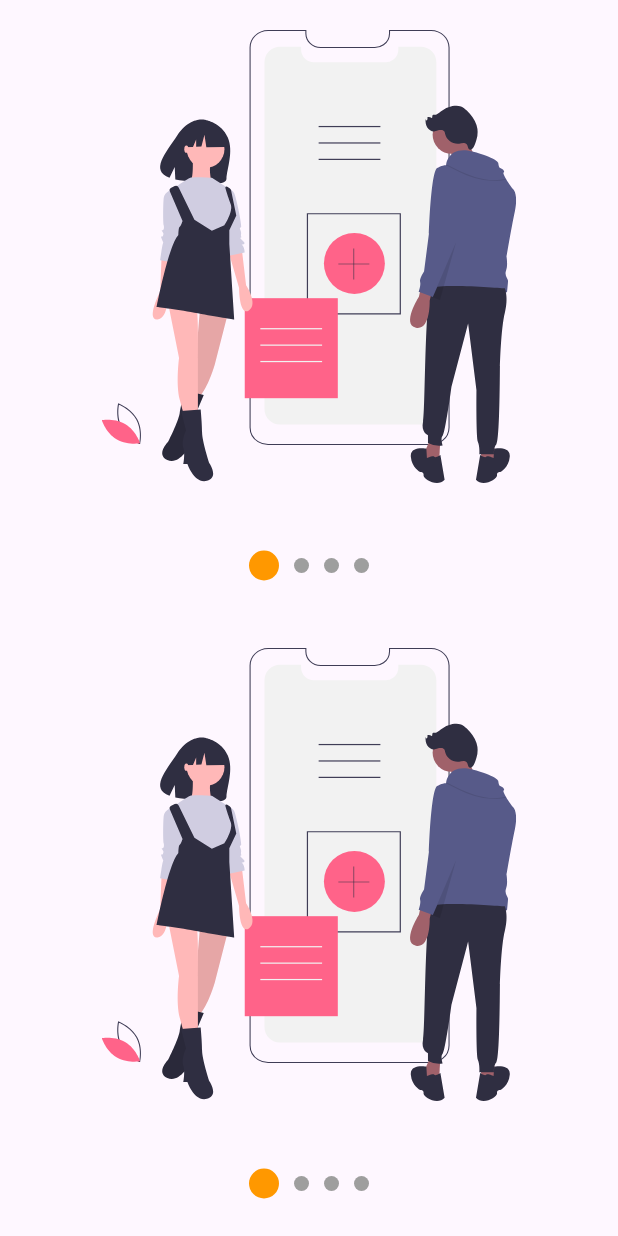
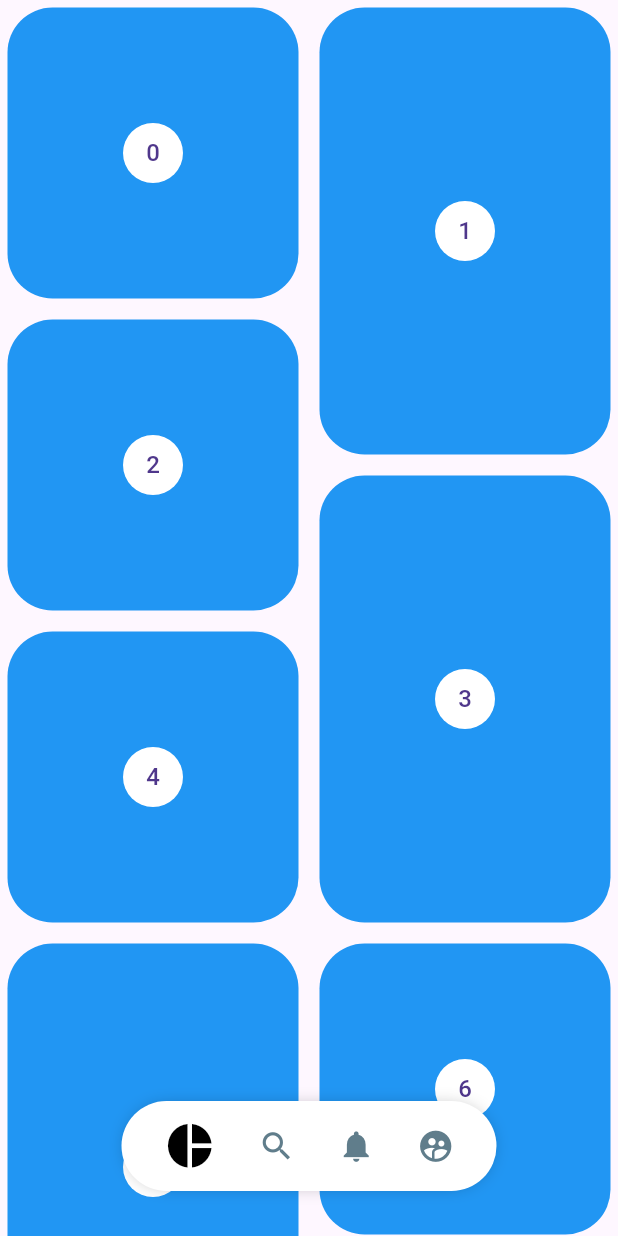
Before and after one commit to Sermio/disenos_app, a Flutter app: the screen it shows after launch, on a phone screen of 412 x 824 dp. Run offline on Flutter 3.47's test engine with Material 3 defaults, Android fonts, the phone set to English and light mode, and no system bars; our stand-ins replace flutter_svg.

Commit message:
section6

```diff
--- a/lib/main.dart
+++ b/lib/main.dart
@@ -1,3 +1,4 @@
+import 'package:disenos_app/src/pages/pinteres_page.dart';
 import 'package:disenos_app/src/pages/slideshow_page.dart';
 import 'package:flutter/material.dart';
 
@@ -13,7 +14,7 @@ class MyApp extends StatelessWidget {
   Widget build(BuildContext context) {
     return const MaterialApp(
       title: 'Diseños App',
-      home: SlideshowPage(),
+      home: PinteresPage(),
     );
   }
 }
--- /dev/null
+++ b/lib/src/pages/pinteres_page.dart
@@ -0,0 +1,154 @@
+import 'package:disenos_app/src/widgets/pinterest_menu.dart';
+import 'package:flutter/material.dart';
+import 'package:flutter_staggered_grid_view/flutter_staggered_grid_view.dart';
+import 'package:provider/provider.dart';
+
+class PinteresPage extends StatelessWidget {
+  const PinteresPage({super.key});
+
+  @override
+  Widget build(BuildContext context) {
+    return ChangeNotifierProvider(
+      create: (_) => new _MenuModel(),
+      child: Scaffold(
+        body: Stack(
+          children: [
+            PinterestGrid(),
+            _PinterestMenuLocation(),
+          ],
+        ),
+        // body: PinterestMenu(),
+        // body: Center(
+        //   child: PinterestGrid(),
+        // ),
+      ),
+    );
+  }
+}
+
+class _PinterestMenuLocation extends StatelessWidget {
+  @override
+  Widget build(BuildContext context) {
+    final widthPantalla = MediaQuery.of(context).size.width;
+
+    final mostrar = Provider.of<_MenuModel>(context).mostrar;
+
+    return Positioned(
+        bottom: 30,
+        child: Container(
+          width: widthPantalla,
+          child: Align(
+            child: PinterestMenu(
+              mostrar: mostrar,
+              items: [
+                PinterestButton(
+                    icon: Icons.pie_chart,
+                    onPressed: () {
+                      print('iconPie');
+                    }),
+                PinterestButton(
+                    icon: Icons.search,
+                    onPressed: () {
+                      print('search');
+                    }),
+                PinterestButton(
+                    icon: Icons.notifications,
+                    onPressed: () {
+                      print('notifications');
+                    }),
+                PinterestButton(
+                    icon: Icons.supervised_user_circle,
+                    onPressed: () {
+                      print('supervised_user_circle');
+                    }),
+              ],
+              // backgroundColor: Colors.red,
+              // activeColor: Colors.red,
+              // inactiveColor: Colors.blue,
+            ),
+          ),
+        ));
+  }
+}
+
+class PinterestGrid extends StatefulWidget {
+  @override
+  State<PinterestGrid> createState() => _PinterestGridState();
+}
+
+class _PinterestGridState extends State<PinterestGrid> {
+  final List items = List.generate(
+    200,
+    (index) => index,
+  );
+
+  ScrollController controller = new ScrollController();
+  double scrollAnterior = 0;
+
+  @override
+  void initState() {
+    controller.addListener(
+      () {
+        if (controller.offset > scrollAnterior && controller.offset > 150) {
+          Provider.of<_MenuModel>(context, listen: false).mostrar = false;
+        } else {
+          Provider.of<_MenuModel>(context, listen: false).mostrar = true;
+        }
+        scrollAnterior = controller.offset;
+      },
+    );
+    super.initState();
+  }
+
+  @override
+  void dispose() {
+    controller.dispose();
+    super.dispose();
+  }
+
+  @override
+  Widget build(BuildContext context) {
+    return new StaggeredGridView.countBuilder(
+      controller: controller,
+      crossAxisCount: 4,
+      itemCount: items.length,
+      itemBuilder: (context, index) => _PinteresItem(index),
+      staggeredTileBuilder: (index) =>
+          new StaggeredTile.count(2, index.isEven ? 2 : 3),
+      mainAxisSpacing: 4.0,
+      crossAxisSpacing: 4.0,
+    );
+  }
+}
+
+class _PinteresItem extends StatelessWidget {
+  const _PinteresItem(this.index);
+
+  final int index;
+
+  @override
+  Widget build(BuildContext context) {
+    return Container(
+      margin: EdgeInsets.all(5),
+      decoration: BoxDecoration(
+          color: Colors.blue,
+          borderRadius: BorderRadius.all(Radius.circular(30))),
+      child: new Center(
+        child: CircleAvatar(
+          backgroundColor: Colors.white,
+          child: new Text('$index'),
+        ),
+      ),
+    );
+  }
+}
+
+class _MenuModel with ChangeNotifier {
+  bool _mostrar = true;
+
+  bool get mostrar => this._mostrar;
+  set mostrar(bool valor) {
+    this._mostrar = valor;
+    notifyListeners();
+  }
+}
--- /dev/null
+++ b/lib/src/widgets/pinterest_menu.dart
@@ -0,0 +1,156 @@
+import 'package:flutter/material.dart';
+import 'package:provider/provider.dart';
+
+class PinterestButton {
+  final Function() onPressed;
+  final IconData icon;
+
+  PinterestButton({required this.onPressed, required this.icon});
+}
+
+class PinterestMenu extends StatelessWidget {
+  PinterestMenu(
+      {this.mostrar = true,
+      this.backgroundColor = Colors.white,
+      this.activeColor = Colors.black,
+      this.inactiveColor = Colors.blueGrey,
+      required this.items});
+
+  final bool mostrar;
+  final Color backgroundColor;
+  final Color activeColor;
+  final Color inactiveColor;
+  final List<PinterestButton> items;
+
+  // final List<PinterestButton> items = [
+  //   PinterestButton(
+  //       icon: Icons.pie_chart,
+  //       onPressed: () {
+  //         print('iconPie');
+  //       }),
+  //   PinterestButton(
+  //       icon: Icons.search,
+  //       onPressed: () {
+  //         print('search');
+  //       }),
+  //   PinterestButton(
+  //       icon: Icons.notifications,
+  //       onPressed: () {
+  //         print('notifications');
+  //       }),
+  //   PinterestButton(
+  //       icon: Icons.supervised_user_circle,
+  //       onPressed: () {
+  //         print('supervised_user_circle');
+  //       }),
+  // ];
+
+  @override
+  Widget build(BuildContext context) {
+    return ChangeNotifierProvider(
+      create: (_) => new _MenuModel(),
+      child: AnimatedOpacity(
+        duration: Duration(milliseconds: 250),
+        opacity: mostrar ? 1 : 0,
+        child: Builder(
+          builder: (context) {
+            Provider.of<_MenuModel>(context).backgroundColor =
+                this.backgroundColor;
+            Provider.of<_MenuModel>(context).activeColor = this.activeColor;
+            Provider.of<_MenuModel>(context).inactiveColor = this.inactiveColor;
+            return _PinterestMenuBackground(
+              child: _MenuItems(items),
+            );
+          },
+        ),
+      ),
+    );
+  }
+}
+
+class _PinterestMenuBackground extends StatelessWidget {
+  const _PinterestMenuBackground({required this.child});
+
+  final Widget child;
+
+  @override
+  Widget build(BuildContext context) {
+    final backgroundColor = Provider.of<_MenuModel>(context).backgroundColor;
+
+    return Container(
+      child: child,
+      width: 250,
+      height: 60,
+      decoration: BoxDecoration(
+          color: backgroundColor,
+          borderRadius: BorderRadius.all(
+            Radius.circular(100),
+          ),
+          boxShadow: <BoxShadow>[
+            BoxShadow(color: Colors.black38, blurRadius: 10, spreadRadius: -5)
+          ]),
+    );
+  }
+}
+
+class _MenuItems extends StatelessWidget {
+  const _MenuItems(this.menuItems);
+
+  final List<PinterestButton> menuItems;
+
+  @override
+  Widget build(BuildContext context) {
+    return Row(
+      mainAxisAlignment: MainAxisAlignment.spaceEvenly,
+      children: List.generate(
+        menuItems.length,
+        (index) => _PinterestMenuButton(index, menuItems[index]),
+      ),
+    );
+  }
+}
+
+class _PinterestMenuButton extends StatelessWidget {
+  const _PinterestMenuButton(this.index, this.item);
+
+  final int index;
+  final PinterestButton item;
+
+  @override
+  Widget build(BuildContext context) {
+    final itemSeleccionado = Provider.of<_MenuModel>(context).itemSeleccionado;
+
+    final menuModel = Provider.of<_MenuModel>(context);
+
+    return GestureDetector(
+      onTap: () {
+        Provider.of<_MenuModel>(context, listen: false).itemSeleccionado =
+            index;
+        item.onPressed();
+      },
+      behavior: HitTestBehavior.translucent,
+      child: Container(
+        child: Icon(
+          item.icon,
+          size: (itemSeleccionado == index) ? 35 : 25,
+          color: (itemSeleccionado == index)
+              ? menuModel.activeColor
+              : menuModel.inactiveColor,
+        ),
+      ),
+    );
+  }
+}
+
+class _MenuModel with ChangeNotifier {
+  int _itemSeleccionado = 0;
+  Color backgroundColor = Colors.white;
+  Color activeColor = Colors.black;
+  Color inactiveColor = Colors.blueGrey;
+
+  int get itemSeleccionado => this._itemSeleccionado;
+  set itemSeleccionado(int index) {
+    this._itemSeleccionado = index;
+    notifyListeners();
+  }
+}
--- a/pubspec.yaml
+++ b/pubspec.yaml
@@ -37,6 +37,7 @@ dependencies:
   cupertino_icons: ^1.0.6
   flutter_svg: ^2.0.17
   provider: ^6.1.2
+  flutter_staggered_grid_view: ^0.4.1
 
 dev_dependencies:
   flutter_test:
```
Also changed, not shown: pubspec.lock.
